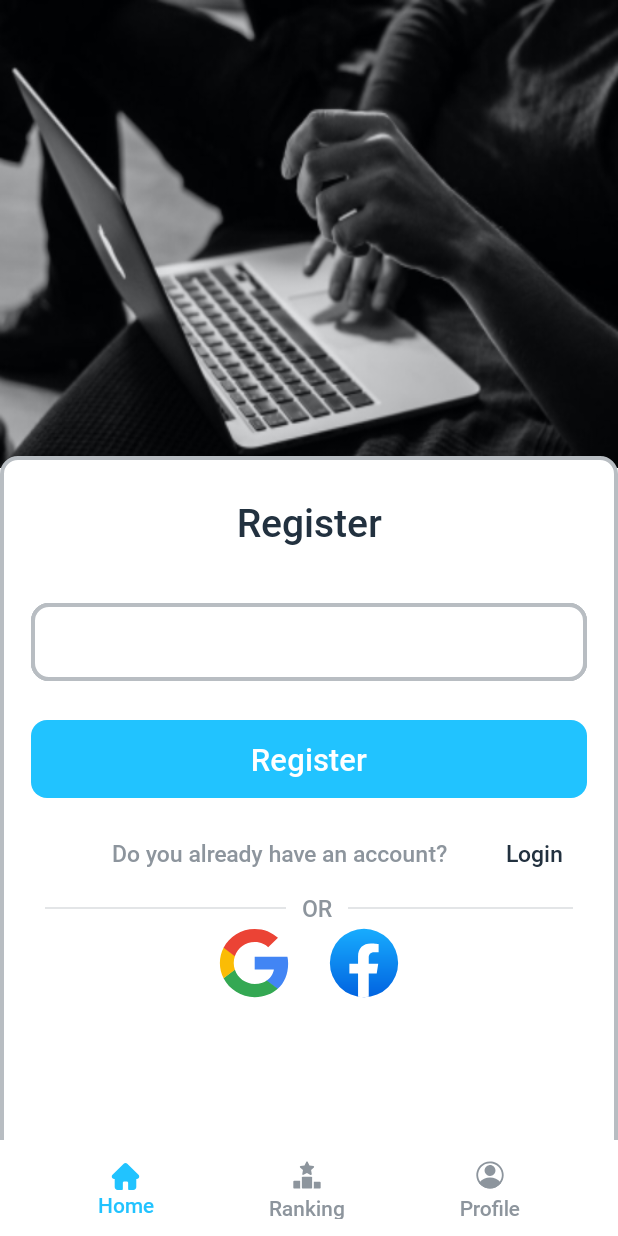
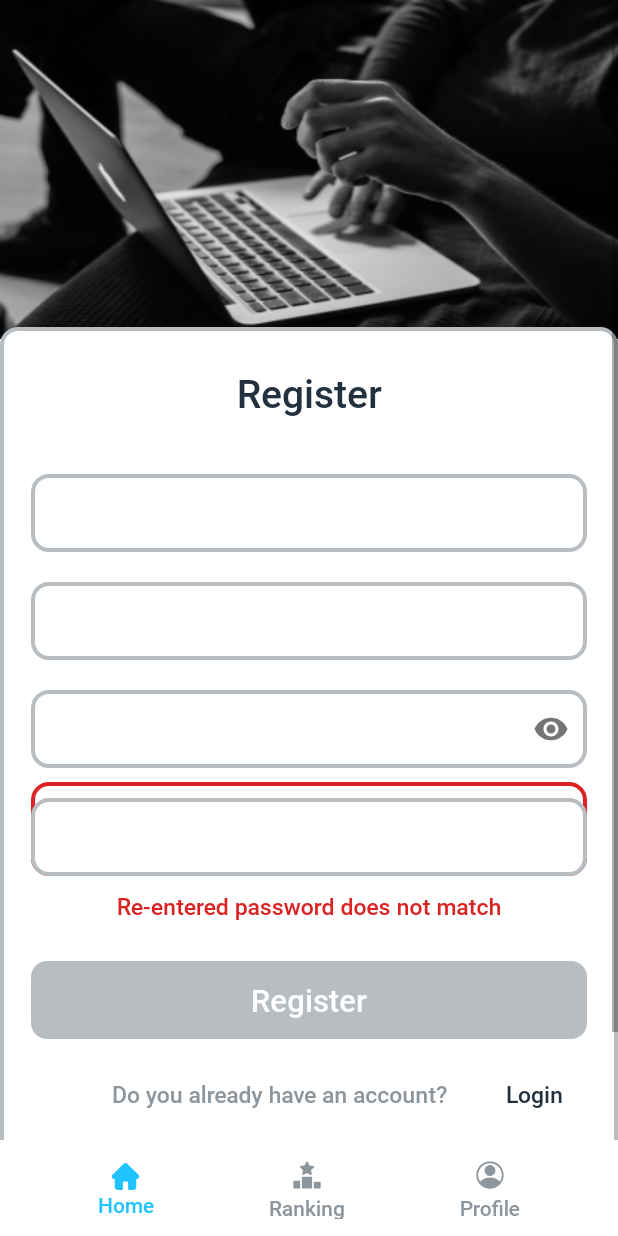
Before and after one commit to dungvuhanoivietnam/quiztest, an Android app: the fragment RegisterFragment placed in its activity, on a phone screen of 412 x 824 dp. Run offline under Robolectric (Android 15) with nearby library versions, the phone set to English and light mode, and no system bars; our stand-ins replace sdp/ssp sizes; libraries missing offline, so code that uses them is left out: com.facebook.stetho; 7 statements that could not run were skipped.

Commit message:
fragment register

```diff
--- a/app/src/main/java/com/quiztest/quiztest/fragment/register/RegisterFragment.kt
+++ b/app/src/main/java/com/quiztest/quiztest/fragment/register/RegisterFragment.kt
@@ -1,19 +1,21 @@
 package com.quiztest.quiztest.fragment.register
 
 import android.os.Bundle
-import android.text.TextPaint
-import android.text.style.ClickableSpan
-
+import android.text.InputType
 import android.view.LayoutInflater
 import android.view.View
 import android.view.ViewGroup
-import android.widget.TextView
-import androidx.databinding.BindingAdapter
+import android.widget.Toast
+import androidx.core.view.isVisible
 import androidx.lifecycle.ViewModelProvider
+import com.quiztest.quiztest.MainActivity
 import com.quiztest.quiztest.R
 import com.quiztest.quiztest.base.BaseFragment
+import com.quiztest.quiztest.custom.ExtEditTextApp
 import com.quiztest.quiztest.databinding.FragmentRegisterBinding
-import com.quiztest.quiztest.utils.setClickSpan
+import com.quiztest.quiztest.fragment.HomeFragment
+import com.quiztest.quiztest.local.AppPreferences
+import com.quiztest.quiztest.utils.Utils
 
 
 class RegisterFragment : BaseFragment() {
@@ -21,15 +23,24 @@ class RegisterFragment : BaseFragment() {
         ViewModelProvider(this)[RegisterViewmodel::class.java]
     }
     private lateinit var binding: FragmentRegisterBinding
+    private var isSuccessEmail: Boolean = false
+    private var isSuccessPass: Boolean = false
+    private var isSuccessName: Boolean = false
+
+    var email = ""
+    var name = ""
+    var password = ""
+    var confirm_password = ""
 
     override fun onCreateView(
         inflater: LayoutInflater, container: ViewGroup?,
         savedInstanceState: Bundle?
     ): View? {
-        binding = FragmentRegisterBinding.inflate(inflater,container,false)
+        binding = FragmentRegisterBinding.inflate(inflater, container, false)
         return binding.root
 
     }
+
     override fun getLayoutId(): Int = R.layout.fragment_register
 
     override fun initView(v: View?) {
@@ -37,13 +48,111 @@ class RegisterFragment : BaseFragment() {
     }
 
     override fun initView() {
-        viewModel.resigter
+        val height = Utils.getHeight(activity) * 220 / 800
+        var layoutParams: ViewGroup.LayoutParams = ViewGroup.LayoutParams(ViewGroup.LayoutParams.MATCH_PARENT, height)
+        binding.imvThum.layoutParams = layoutParams
+
+        setupView()
+
+        viewModel.isLoading.observe(viewLifecycleOwner) { isShowLoading ->
+            if (isShowLoading) {
+                showLoading()
+            } else {
+                cancelLoading()
+            }
+        }
+        viewModel.resigterAccount.observe(viewLifecycleOwner) {
+            if (it.success == true) {
+                AppPreferences.apply {
+                    setUserAccessToken("")
+                }
+                replaceFragment(HomeFragment(), HomeFragment::class.java.simpleName)
+                (activity as MainActivity?)!!.hideOrShowBottomView(false)
+            } else {
+                Toast.makeText(requireContext(), it.message, Toast.LENGTH_SHORT).show()
+            }
+        }
+
+
+
 
     }
 
-    override fun initData() {
+    private fun setupView() {
+        password = binding.edtPass.toString().trim()
+        confirm_password = binding.edtConfirmPass.toString().trim()
+
+        binding.edtName.initData(ExtEditTextApp.TYPE_VALIDATE.NAME,
+            context?.getString(R.string.Your_name_cannot_exceed_32_characters)
+                ?: "",
+            InputType.TYPE_CLASS_TEXT,
+            { t ->
+                kotlin.run {
+                    isSuccessName = t
+                    initButtonRegister()
+                }
+            })
+
+        binding.edtMail.initData(
+            ExtEditTextApp.TYPE_VALIDATE.EMAIL,
+            context?.getString(R.string.Email_invalidate) ?: "",
+            InputType.TYPE_CLASS_TEXT,
+            { t ->
+                kotlin.run {
+                    isSuccessEmail = t
+                    initButtonRegister()
+                }
+            })
+
+        binding.edtPass.initData(ExtEditTextApp.TYPE_VALIDATE.PASSWORD,
+            context?.getString(R.string.incorrect_password)
+                ?: "",
+            InputType.TYPE_CLASS_TEXT or InputType.TYPE_TEXT_VARIATION_PASSWORD,
+            { t ->
+                kotlin.run {
+                    isSuccessPass = t
+                    initButtonRegister()
+                }
+            })
+
+
+        if( password != confirm_password){
+            binding.edtConfirmPass.setBackgroundResource(R.drawable.bg_edt_error)
+            binding.txtRepassNotAvaible.isVisible = true
+
+        } else{
+            isSuccessPass = true
+            initButtonRegister()
+        }
 
     }
+
+
+    override fun initData() {
+//        binding.btnRegister.setOnClickListener {
+//            if (isValidateSucess()){
+//                viewModel.registerAccount(email,name,password,confirm_password)
+//            }
+//
+//        }
+    }
+
+//    private fun isValidateSucess(): Boolean {
+//
+//        name = binding.edtName.toString().trim()
+//        email =binding.edtMail.toString().trim()
+//        password = binding.edtPass.toString().trim()
+//        confirm_password = binding.edtConfirmPass.toString().trim()
+//
+//    }
+
+    private fun initButtonRegister() {
+        if (isSuccessEmail and isSuccessPass and isSuccessName)
+            binding.btnRegister.setBackgroundResource(R.drawable.bg_blue_21)
+        else
+            binding.btnRegister.setBackgroundResource(R.drawable.bg_gray_b8)
+    }
+
 
 //    fun hotlineDescriptionText(textView: TextView, boolean: Boolean){
 //        val pattern1 = requireContext().getString(R.string.when_you_click_register_you_agree_to)+ " "
--- a/app/src/main/res/layout/fragment_register.xml
+++ b/app/src/main/res/layout/fragment_register.xml
@@ -1,11 +1,15 @@
 <?xml version="1.0" encoding="utf-8"?>
 
-
-<androidx.constraintlayout.widget.ConstraintLayout xmlns:android="http://schemas.android.com/apk/res/android"
+<ScrollView
+    xmlns:android="http://schemas.android.com/apk/res/android"
+    xmlns:app="http://schemas.android.com/apk/res-auto"
     xmlns:tools="http://schemas.android.com/tools"
     android:layout_width="match_parent"
-    android:layout_height="match_parent"
-    xmlns:app="http://schemas.android.com/apk/res-auto"
+    android:layout_height="match_parent">
+
+<androidx.constraintlayout.widget.ConstraintLayout
+    android:layout_width="match_parent"
+    android:layout_height="wrap_content"
     tools:context=".fragment.register.RegisterFragment">
 
     <ImageView
@@ -39,36 +43,70 @@
             android:textSize="@dimen/_20sdp"
             android:textStyle="bold"
             app:layout_constraintTop_toTopOf="parent" />
+
         <com.quiztest.quiztest.custom.ExtEditTextApp
-            android:id="@+id/edt_mail"
+            android:id="@+id/edt_name"
             android:layout_width="match_parent"
             android:layout_height="wrap_content"
             android:layout_marginHorizontal="@dimen/_16sdp"
             android:layout_marginTop="@dimen/_20sdp"
             android:textSize="@dimen/_16sdp"
             app:layout_constraintEnd_toEndOf="parent"
+            app:layout_constraintHorizontal_bias="0.512"
             app:layout_constraintStart_toStartOf="parent"
             app:layout_constraintTop_toBottomOf="@+id/txt_register" />
+
+        <com.quiztest.quiztest.custom.ExtEditTextApp
+            android:id="@+id/edt_mail"
+            android:layout_width="match_parent"
+            android:layout_height="wrap_content"
+            android:layout_marginHorizontal="@dimen/_16sdp"
+            android:layout_marginTop="@dimen/_7sdp"
+            android:textSize="@dimen/_16sdp"
+            app:layout_constraintEnd_toEndOf="parent"
+            app:layout_constraintStart_toStartOf="parent"
+            app:layout_constraintTop_toBottomOf="@+id/edt_name" />
         <com.quiztest.quiztest.custom.ExtEditTextApp
             android:id="@+id/edt_pass"
             android:layout_width="match_parent"
             android:layout_height="wrap_content"
             android:layout_marginHorizontal="@dimen/_16sdp"
-            android:layout_marginTop="@dimen/_20sdp"
+            android:layout_marginTop="@dimen/_7sdp"
+            android:drawableEnd="@drawable/ic_open_eye"
+            android:hint="@string/enter_your_password"
+            android:inputType="textPassword"
             android:textSize="@dimen/_16sdp"
             app:layout_constraintEnd_toEndOf="parent"
+            app:layout_constraintHorizontal_bias="0.512"
             app:layout_constraintStart_toStartOf="parent"
-            app:layout_constraintTop_toBottomOf="@+id/txt_register" />
+            app:layout_constraintTop_toBottomOf="@+id/edt_mail" />
         <com.quiztest.quiztest.custom.ExtEditTextApp
-            android:id="@+id/edt_pass_again"
+            android:id="@+id/edt_confirm_pass"
             android:layout_width="match_parent"
             android:layout_height="wrap_content"
             android:layout_marginHorizontal="@dimen/_16sdp"
-            android:layout_marginTop="@dimen/_20sdp"
+            android:layout_marginTop="@dimen/_7sdp"
+            android:drawableEnd="@drawable/ic_open_eye"
+            android:hint="@string/enter_your_password"
+            android:inputType="textPassword"
             android:textSize="@dimen/_16sdp"
             app:layout_constraintEnd_toEndOf="parent"
+            app:layout_constraintHorizontal_bias="0.512"
             app:layout_constraintStart_toStartOf="parent"
-            app:layout_constraintTop_toBottomOf="@+id/txt_register" />
+            app:layout_constraintTop_toBottomOf="@id/edt_pass" />
+        <com.quiztest.quiztest.custom.ExtTextView
+            android:id="@+id/txt_repass_not_avaible"
+            android:layout_width="wrap_content"
+            android:layout_height="wrap_content"
+            android:fontFamily="@font/roboto_regular"
+            android:textColor="@color/color_DC2323"
+            android:text="@string/Re_entered_password_does_not_match"
+            android:textSize="@dimen/_12sdp"
+            android:layout_marginTop="@dimen/_7sdp"
+            app:layout_constraintTop_toBottomOf="@id/edt_confirm_pass"
+            app:layout_constraintStart_toStartOf="parent"
+            app:layout_constraintEnd_toEndOf="parent"
+            />
         <com.quiztest.quiztest.custom.ExtTextView
             android:id="@+id/txt_our_term"
             android:layout_width="wrap_content"
@@ -77,7 +115,7 @@
             android:fontFamily="@font/roboto_regular"
             android:textColor="@color/color_22313F"
             android:textSize="@dimen/_12sdp"
-            app:layout_constraintBottom_toBottomOf="@+id/edt_pass_again"
+            app:layout_constraintBottom_toBottomOf="@+id/txt_repass_not_avaible"
             app:layout_constraintStart_toStartOf="parent" />
         <com.quiztest.quiztest.custom.ExtTextView
             android:id="@+id/btn_register"
@@ -183,3 +221,4 @@
 
     </androidx.constraintlayout.widget.ConstraintLayout>
 </androidx.constraintlayout.widget.ConstraintLayout>
+</ScrollView>
--- a/app/src/main/res/values/strings.xml
+++ b/app/src/main/res/values/strings.xml
@@ -36,4 +36,12 @@
     <string name="history_result">History Result</string>
     <string name="view_all">View all</string>
 
+    <string name="Email_invalidate">Email invalidate</string>
+    <string name="Email_already_in_use">Email already in use</string>
+    <string name="Re_entered_password_does_not_match">Re-entered password does not match</string>
+    <string name="Your_name_cannot_exceed_32_characters">Your name cannot exceed 32 characters</string>
+
+
+
+
 </resources>
```
Also changed, not shown: app/src/main/java/com/quiztest/quiztest/custom/ExtEditTextApp.java (+7 -1 lines), app/src/main/java/com/quiztest/quiztest/fragment/LoginFragment.kt (+12 -7 lines), app/src/main/java/com/quiztest/quiztest/fragment/register/RegisterViewmodel.kt (+24 -7 lines), app/src/main/java/com/quiztest/quiztest/local/AppPreferences.kt (added, +31 -0 lines), app/src/main/java/com/quiztest/quiztest/model/AuthResponser.kt (+3 -4 lines), app/src/main/java/com/quiztest/quiztest/model/RegisterUser.kt (added, +9 -0 lines).
